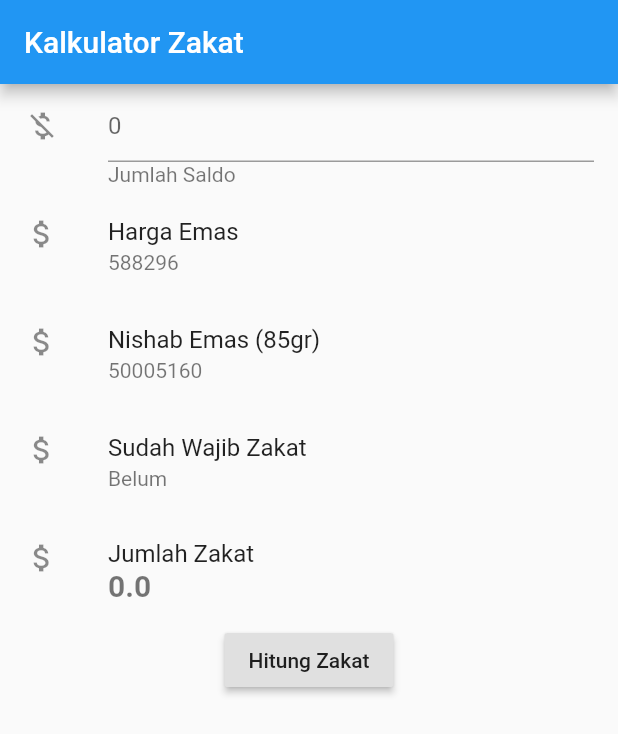
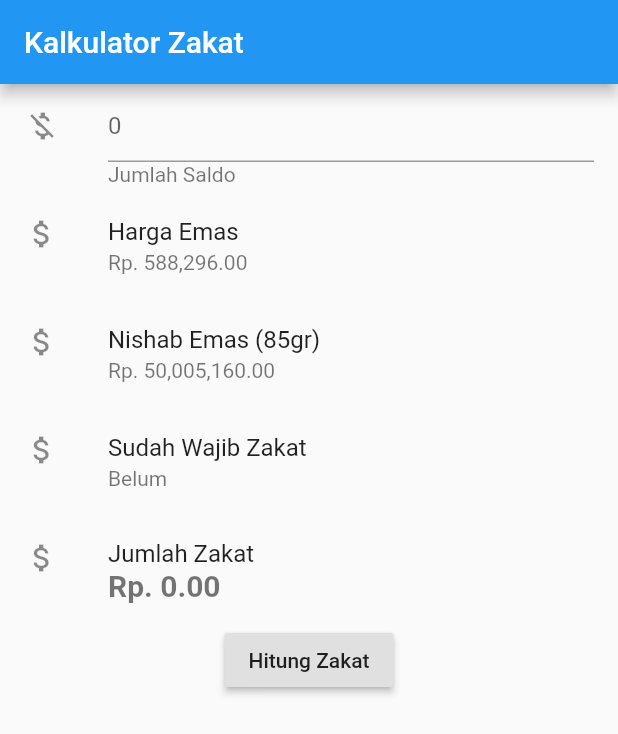
Before and after one commit to aslamhadi/ZakatFlutter, a Flutter app: the screen it shows after launch, on a phone screen of 412 x 824 dp. Shown: the top 734 px of the screen. Run offline on Flutter 3.47's test engine with Material 2 defaults, Android fonts, the phone set to English and light mode, and no system bars.

Commit message:
add intl package and add currency format

```diff
--- a/lib/app.dart
+++ b/lib/app.dart
@@ -1,4 +1,5 @@
 import 'package:flutter/material.dart';
+import 'package:intl/intl.dart';
 
 class MyApp extends StatelessWidget {
   // This widget is the root of your application.
@@ -71,6 +72,8 @@ class _MyHomePageState extends State<MyHomePage> {
       fontSize: 20.00,
       fontWeight: FontWeight.bold
     );
+
+    final idr = new NumberFormat("#,##0.00", "en_US");
     // This method is rerun every time setState is called, for instance as done
     // by the _incrementCounter method above.
     //
@@ -98,12 +101,12 @@ class _MyHomePageState extends State<MyHomePage> {
           new ListTile(
             leading: const Icon(Icons.attach_money),
             title: const Text('Harga Emas'),
-            subtitle: new Text(goldPrice.toString()),
+            subtitle: new Text('Rp. ' + idr.format(goldPrice).toString()),
           ),
           new ListTile(
             leading: const Icon(Icons.attach_money),
             title: new Text('Nishab Emas (' + nishab.toString() + 'gr)'),
-            subtitle: new Text(nishabRupiah.toString()),
+            subtitle: new Text('Rp. ' + idr.format(nishabRupiah).toString()),
           ),
           new ListTile(
             leading: const Icon(Icons.attach_money),
@@ -114,7 +117,7 @@ class _MyHomePageState extends State<MyHomePage> {
             leading: const Icon(Icons.attach_money),
             title: new Text('Jumlah Zakat'),
             subtitle: new Text(
-              _zakatValue.toString(),
+              'Rp. ' + idr.format(_zakatValue).toString(),
               style: textStyle,
             ),
           ),
--- a/pubspec.yaml
+++ b/pubspec.yaml
@@ -8,6 +8,7 @@ dependencies:
   # The following adds the Cupertino Icons font to your application.
   # Use with the CupertinoIcons class for iOS style icons.
   cupertino_icons: ^0.1.0
+  intl: "^0.15.2"
 
 dev_dependencies:
   flutter_test:
```
Also changed, not shown: pubspec.lock.
